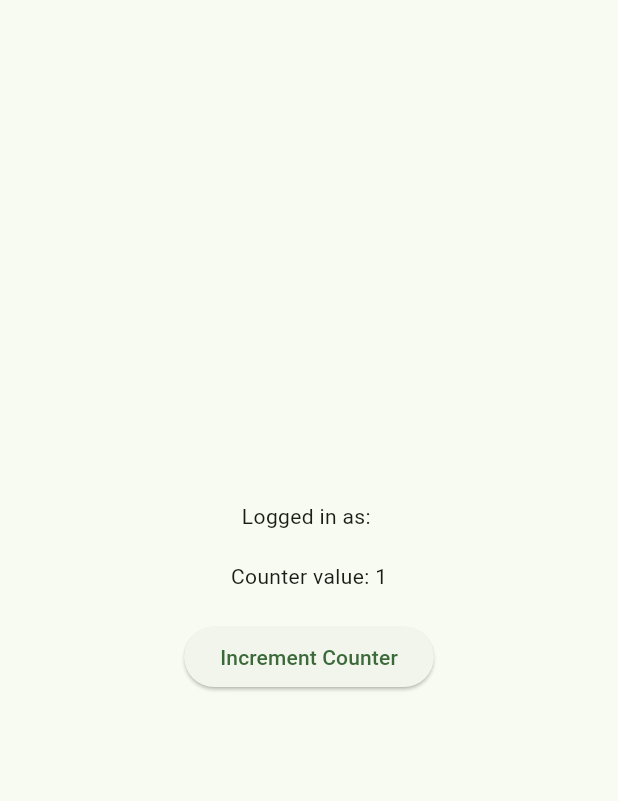
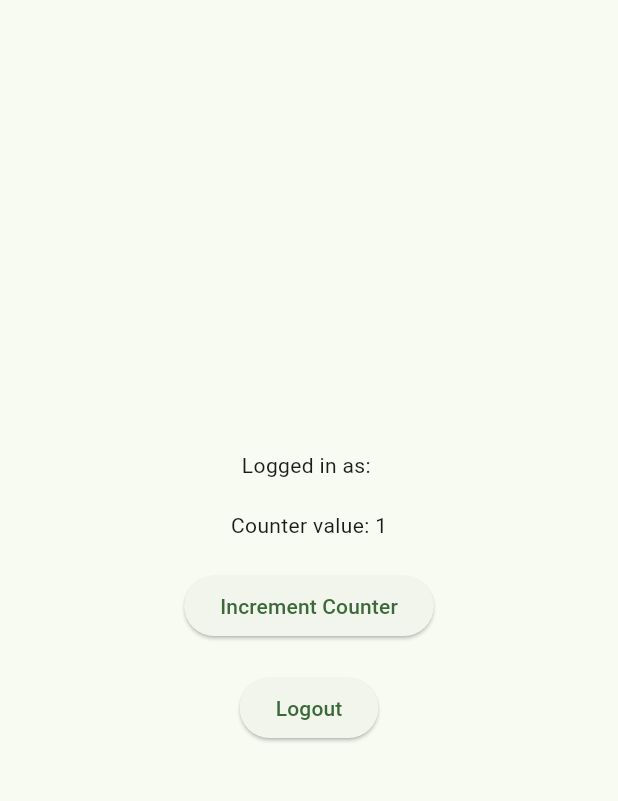
Before and after one commit to mirascarlotech/credito-app, a Flutter app: the screen it shows once a user with an empty profile is signed in, after a tap on "Increment Counter", on a phone screen of 412 x 824 dp, the part 63-864 px from its top. Run offline on Flutter 3.47's test engine with Material 3 defaults, Android fonts, the phone set to English and light mode, and no system bars; our stand-ins replace firebase_auth, firebase_core, flutter_riverpod, rxdart; accounts and stored records are empty.

Commit message:
Add rudimentary login/logout functionality

```diff
--- a/lib/main.dart
+++ b/lib/main.dart
@@ -1,4 +1,6 @@
 import 'package:credito_app/src/screens/home_screen.dart';
+import 'package:credito_app/src/screens/login_screen.dart';
+import 'package:credito_app/src/providers/auth_providers.dart';
 import 'package:flutter/material.dart';
 import 'package:flutter_riverpod/flutter_riverpod.dart';
 import 'package:firebase_core/firebase_core.dart';
@@ -19,6 +21,26 @@
   );
 }
 
+class AuthGate extends ConsumerWidget {
+  const AuthGate({super.key});
+
+  @override
+  Widget build(BuildContext context, WidgetRef ref) {
+    final user = ref.watch(userProvider);
+    return user.when(
+      loading: () => const Scaffold(body: Center(child: CircularProgressIndicator())),
+      error: (err, stack) => Scaffold(body: Center(child: Text('Error: $err'))),
+      data: (user) {
+        if (user != null) {
+          return const HomeScreen(title: 'Credito');
+        } else {
+          return const LoginScreen();
+        }
+      },
+    );
+  }
+}
+
 class MyApp extends ConsumerWidget {
   const MyApp({super.key});
 
@@ -30,7 +52,7 @@
         colorScheme: ColorScheme.fromSeed(seedColor: Colors.green),
         useMaterial3: true,
       ),
-      home: const HomeScreen(title: 'Credito'),
+      home: const AuthGate(),
     );
   }
 }
--- a/lib/src/screens/home_screen.dart
+++ b/lib/src/screens/home_screen.dart
@@ -1,6 +1,9 @@
 import 'package:credito_app/src/providers/auth_providers.dart';
 import 'package:flutter/material.dart';
 import 'package:flutter_riverpod/flutter_riverpod.dart';
+import 'package:firebase_auth/firebase_auth.dart';
+
+import 'login_screen.dart';
 
 // Notifier to manage counter state
 class CounterNotifier extends Notifier<int> {
@@ -28,9 +31,7 @@ class HomeScreen extends ConsumerWidget {
     final counter = ref.watch(counterProvider);
 
     return Scaffold(
-      appBar: AppBar(
-        title: Text(title),
-      ),
+      appBar: AppBar(title: Text(title)),
       body: Center(
         child: user.when(
           loading: () => const CircularProgressIndicator(),
@@ -50,6 +51,33 @@ class HomeScreen extends ConsumerWidget {
                     },
                     child: Text('Increment Counter'),
                   ),
+                  SizedBox(height: 20),
+                  ElevatedButton(
+                    onPressed: () async {
+                      final shouldLogout = await showDialog<bool>(
+                        context: context,
+                        builder: (context) => AlertDialog(
+                          title: const Text('Confirm Logout'),
+                          content: const Text('Are you sure you want to log out?'),
+                          actions: [
+                            TextButton(
+                              onPressed: () => Navigator.of(context).pop(false),
+                              child: const Text('Cancel'),
+                            ),
+                            TextButton(
+                              onPressed: () => Navigator.of(context).pop(true),
+                              child: const Text('Logout'),
+                            ),
+                          ],
+                        ),
+                      );
+                      if (shouldLogout == true) {
+                        await FirebaseAuth.instance.signOut();
+                        ref.read(loginProvider.notifier).reset();
+                      }
+                    },
+                    child: Text('Logout'),
+                  ),
                 ] else ...[
                   Text('Not logged in'),
                 ],
--- /dev/null
+++ b/lib/src/screens/login_screen.dart
@@ -0,0 +1,103 @@
+import 'package:flutter/material.dart';
+import 'package:flutter_riverpod/flutter_riverpod.dart';
+import 'package:firebase_auth/firebase_auth.dart';
+
+class LoginState {
+  final String email;
+  final String password;
+  final String? error;
+  final bool loading;
+
+  LoginState({
+    this.email = '',
+    this.password = '',
+    this.error,
+    this.loading = false,
+  });
+
+  LoginState copyWith({
+    String? email,
+    String? password,
+    String? error,
+    bool? loading,
+  }) {
+    return LoginState(
+      email: email ?? this.email,
+      password: password ?? this.password,
+      error: error ?? this.error,
+      loading: loading ?? this.loading,
+    );
+  }
+}
+
+class LoginNotifier extends Notifier<LoginState> {
+  @override
+  LoginState build() => LoginState();
+
+  void setEmail(String email) => state = state.copyWith(email: email);
+  void setPassword(String password) => state = state.copyWith(password: password);
+
+  void reset() => state = LoginState();
+
+  Future<void> login() async {
+    state = state.copyWith(loading: true, error: null);
+    try {
+      await FirebaseAuth.instance.signInWithEmailAndPassword(
+        email: state.email.trim(),
+        password: state.password.trim(),
+      );
+    } on FirebaseAuthException catch(e) {
+      state = state.copyWith(error: e.message);
+    } catch(e) {
+      state = state.copyWith(error: e.toString());
+    } finally {
+      state = state.copyWith(loading: false);
+    }
+  }
+}
+
+final loginProvider = NotifierProvider<LoginNotifier, LoginState>(() => LoginNotifier());
+
+class LoginScreen extends ConsumerWidget {
+  const LoginScreen({super.key});
+
+  @override
+  Widget build(BuildContext context, WidgetRef ref) {
+    final loginState = ref.watch(loginProvider);
+    final loginNotifier = ref.read(loginProvider.notifier);
+
+    return Scaffold(
+      appBar: AppBar(title: const Text('Login')),
+      body: Padding(
+        padding: const EdgeInsets.all(16.0),
+        child: Column(
+          mainAxisAlignment: MainAxisAlignment.center,
+          children: [
+            TextField(
+              onChanged: loginNotifier.setEmail,
+              decoration: const InputDecoration(labelText: 'Email'),
+              keyboardType: TextInputType.emailAddress,
+            ),
+            const SizedBox(height: 16),
+            TextField(
+              onChanged: loginNotifier.setPassword,
+              decoration: const InputDecoration(labelText: 'Password'),
+              obscureText: true,
+            ),
+            const SizedBox(height: 24),
+            if (loginState.error != null) ...[
+              Text(loginState.error!, style: const TextStyle(color: Colors.red)),
+              const SizedBox(height: 16),
+            ],
+            loginState.loading
+                ? const CircularProgressIndicator()
+                : ElevatedButton(
+                    onPressed: loginNotifier.login,
+                    child: const Text('Login'),
+                  ),
+          ],
+        ),
+      ),
+    );
+  }
+}
```
